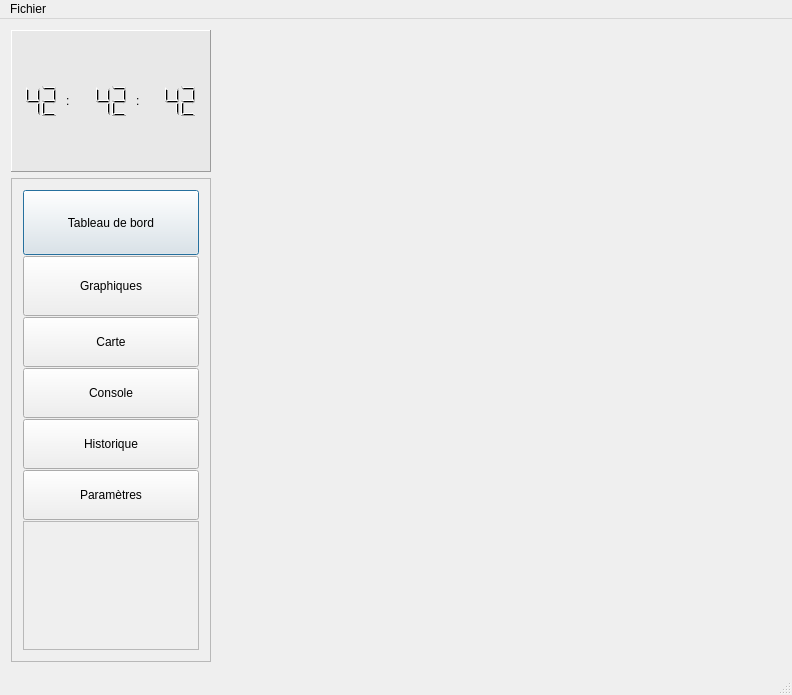
Before: the Qt Designer form FenPrincipale.ui in mjc-ermont/Cookie-Logger, drawn with Qt 5.
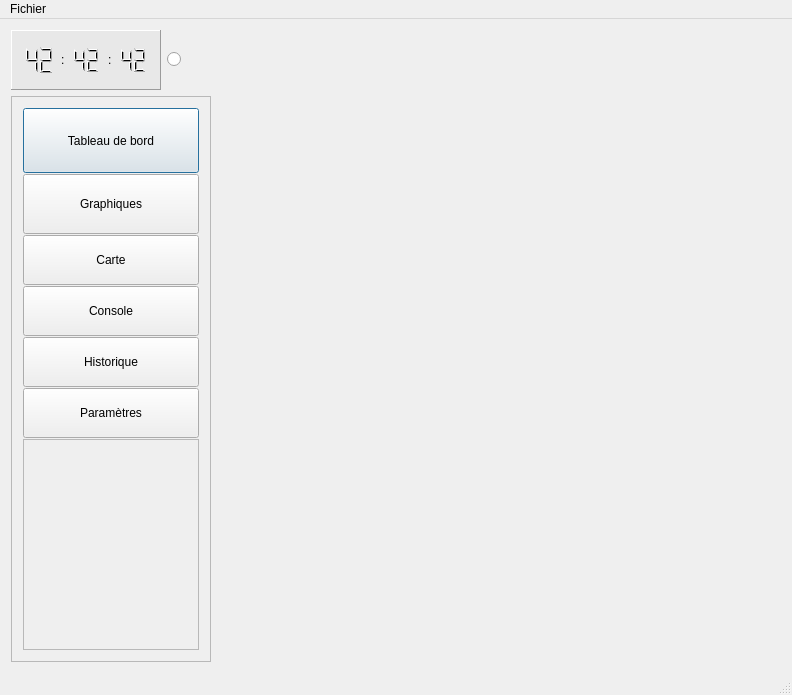
After: the same form once the commit is applied. The open tabs and pages were chosen to show the change.

```diff
--- a/FenPrincipale.ui
+++ b/FenPrincipale.ui
@@ -19,19 +19,19 @@
   <widget class="QWidget" name="widgetCentral">
    <layout class="QGridLayout" name="gridLayout_4">
     <item row="0" column="0">
-     <layout class="QGridLayout" name="gridLayout_2" rowstretch="1,0" columnstretch="1,0,0">
+     <layout class="QGridLayout" name="gridLayout_2" rowstretch="5,0" columnstretch="1,0,0,0">
       <item row="0" column="0">
        <widget class="QFrame" name="frame_2">
         <property name="minimumSize">
          <size>
           <width>0</width>
-          <height>142</height>
+          <height>60</height>
          </size>
         </property>
         <property name="maximumSize">
          <size>
-          <width>200</width>
-          <height>16777215</height>
+          <width>150</width>
+          <height>60</height>
          </size>
         </property>
         <property name="autoFillBackground">
@@ -125,158 +125,10 @@
         </layout>
        </widget>
       </item>
-      <item row="1" column="0">
-       <widget class="QFrame" name="frame">
-        <property name="sizePolicy">
-         <sizepolicy hsizetype="Preferred" vsizetype="Preferred">
-          <horstretch>0</horstretch>
-          <verstretch>0</verstretch>
-         </sizepolicy>
-        </property>
-        <property name="minimumSize">
-         <size>
-          <width>0</width>
-          <height>0</height>
-         </size>
-        </property>
-        <property name="maximumSize">
-         <size>
-          <width>200</width>
-          <height>16777215</height>
-         </size>
-        </property>
-        <property name="frameShape">
-         <enum>QFrame::StyledPanel</enum>
-        </property>
-        <property name="frameShadow">
-         <enum>QFrame::Raised</enum>
-        </property>
-        <layout class="QVBoxLayout" name="verticalLayout" stretch="1,0,0,1,1,0,15">
-         <property name="spacing">
-          <number>1</number>
-         </property>
-         <item>
-          <widget class="QPushButton" name="b_tb">
-           <property name="sizePolicy">
-            <sizepolicy hsizetype="Preferred" vsizetype="Preferred">
-             <horstretch>0</horstretch>
-             <verstretch>0</verstretch>
-            </sizepolicy>
-           </property>
-           <property name="minimumSize">
-            <size>
-             <width>85</width>
-             <height>65</height>
-            </size>
-           </property>
-           <property name="autoFillBackground">
-            <bool>false</bool>
-           </property>
-           <property name="text">
-            <string>Tableau de bord</string>
-           </property>
-           <property name="autoDefault">
-            <bool>false</bool>
-           </property>
-           <property name="default">
-            <bool>true</bool>
-           </property>
-           <property name="flat">
-            <bool>false</bool>
-           </property>
-          </widget>
-         </item>
-         <item>
-          <widget class="QPushButton" name="b_graph">
-           <property name="minimumSize">
-            <size>
-             <width>85</width>
-             <height>60</height>
-            </size>
-           </property>
-           <property name="text">
-            <string>Graphiques</string>
-           </property>
-          </widget>
-         </item>
-         <item>
-          <widget class="QPushButton" name="b_carte">
-           <property name="minimumSize">
-            <size>
-             <width>0</width>
-             <height>50</height>
-            </size>
-           </property>
-           <property name="text">
-            <string>Carte</string>
-           </property>
-          </widget>
-         </item>
-         <item>
-          <widget class="QPushButton" name="b_console">
-           <property name="sizePolicy">
-            <sizepolicy hsizetype="Preferred" vsizetype="Preferred">
-             <horstretch>0</horstretch>
-             <verstretch>0</verstretch>
-            </sizepolicy>
-           </property>
-           <property name="minimumSize">
-            <size>
-             <width>85</width>
-             <height>50</height>
-            </size>
-           </property>
-           <property name="text">
-            <string>Console</string>
-           </property>
-          </widget>
-         </item>
-         <item>
-          <widget class="QPushButton" name="b_table">
-           <property name="sizePolicy">
-            <sizepolicy hsizetype="Preferred" vsizetype="Preferred">
-             <horstretch>0</horstretch>
-             <verstretch>0</verstretch>
-            </sizepolicy>
-           </property>
-           <property name="minimumSize">
-            <size>
-             <width>85</width>
-             <height>50</height>
-            </size>
-           </property>
-           <property name="text">
-            <string>Historique</string>
-           </property>
-          </widget>
-         </item>
-         <item>
-          <widget class="QPushButton" name="b_param">
-           <property name="minimumSize">
-            <size>
-             <width>85</width>
-             <height>50</height>
-            </size>
-           </property>
-           <property name="text">
-            <string>Paramètres</string>
-           </property>
-          </widget>
-         </item>
-         <item>
-          <widget class="QTextBrowser" name="textBrowser_4">
-           <property name="enabled">
-            <bool>false</bool>
-           </property>
-          </widget>
-         </item>
-        </layout>
-       </widget>
-      </item>
-      <item row="0" column="1" colspan="2">
+      <item row="0" column="2" colspan="2">
        <layout class="QVBoxLayout" name="chronolayout"/>
       </item>
-      <item row="1" column="1" colspan="2">
+      <item row="1" column="2" colspan="2">
        <widget class="QStackedWidget" name="stack">
         <property name="currentIndex">
          <number>3</number>
@@ -502,6 +354,164 @@
         </widget>
        </widget>
       </item>
+      <item row="0" column="1">
+       <widget class="QRadioButton" name="indicator_rx">
+        <property name="text">
+         <string/>
+        </property>
+        <property name="checkable">
+         <bool>true</bool>
+        </property>
+       </widget>
+      </item>
+      <item row="1" column="0" colspan="2">
+       <widget class="QFrame" name="frame">
+        <property name="sizePolicy">
+         <sizepolicy hsizetype="Preferred" vsizetype="Preferred">
+          <horstretch>0</horstretch>
+          <verstretch>0</verstretch>
+         </sizepolicy>
+        </property>
+        <property name="minimumSize">
+         <size>
+          <width>0</width>
+          <height>0</height>
+         </size>
+        </property>
+        <property name="maximumSize">
+         <size>
+          <width>200</width>
+          <height>16777215</height>
+         </size>
+        </property>
+        <property name="frameShape">
+         <enum>QFrame::StyledPanel</enum>
+        </property>
+        <property name="frameShadow">
+         <enum>QFrame::Raised</enum>
+        </property>
+        <layout class="QVBoxLayout" name="verticalLayout" stretch="1,0,0,1,1,0,15">
+         <property name="spacing">
+          <number>1</number>
+         </property>
+         <item>
+          <widget class="QPushButton" name="b_tb">
+           <property name="sizePolicy">
+            <sizepolicy hsizetype="Preferred" vsizetype="Preferred">
+             <horstretch>0</horstretch>
+             <verstretch>0</verstretch>
+            </sizepolicy>
+           </property>
+           <property name="minimumSize">
+            <size>
+             <width>85</width>
+             <height>65</height>
+            </size>
+           </property>
+           <property name="autoFillBackground">
+            <bool>false</bool>
+           </property>
+           <property name="text">
+            <string>Tableau de bord</string>
+           </property>
+           <property name="autoDefault">
+            <bool>false</bool>
+           </property>
+           <property name="default">
+            <bool>true</bool>
+           </property>
+           <property name="flat">
+            <bool>false</bool>
+           </property>
+          </widget>
+         </item>
+         <item>
+          <widget class="QPushButton" name="b_graph">
+           <property name="minimumSize">
+            <size>
+             <width>85</width>
+             <height>60</height>
+            </size>
+           </property>
+           <property name="text">
+            <string>Graphiques</string>
+           </property>
+          </widget>
+         </item>
+         <item>
+          <widget class="QPushButton" name="b_carte">
+           <property name="minimumSize">
+            <size>
+             <width>0</width>
+             <height>50</height>
+            </size>
+           </property>
+           <property name="text">
+            <string>Carte</string>
+           </property>
+          </widget>
+         </item>
+         <item>
+          <widget class="QPushButton" name="b_console">
+           <property name="sizePolicy">
+            <sizepolicy hsizetype="Preferred" vsizetype="Preferred">
+             <horstretch>0</horstretch>
+             <verstretch>0</verstretch>
+            </sizepolicy>
+           </property>
+           <property name="minimumSize">
+            <size>
+             <width>85</width>
+             <height>50</height>
+            </size>
+           </property>
+           <property name="text">
+            <string>Console</string>
+           </property>
+          </widget>
+         </item>
+         <item>
+          <widget class="QPushButton" name="b_table">
+           <property name="sizePolicy">
+            <sizepolicy hsizetype="Preferred" vsizetype="Preferred">
+             <horstretch>0</horstretch>
+             <verstretch>0</verstretch>
+            </sizepolicy>
+           </property>
+           <property name="minimumSize">
+            <size>
+             <width>85</width>
+             <height>50</height>
+            </size>
+           </property>
+           <property name="text">
+            <string>Historique</string>
+           </property>
+          </widget>
+         </item>
+         <item>
+          <widget class="QPushButton" name="b_param">
+           <property name="minimumSize">
+            <size>
+             <width>85</width>
+             <height>50</height>
+            </size>
+           </property>
+           <property name="text">
+            <string>Paramètres</string>
+           </property>
+          </widget>
+         </item>
+         <item>
+          <widget class="QTextBrowser" name="textBrowser_4">
+           <property name="enabled">
+            <bool>false</bool>
+           </property>
+          </widget>
+         </item>
+        </layout>
+       </widget>
+      </item>
      </layout>
     </item>
    </layout>
```
Left out of the diff: 2 changed lines with no effect on the pictures.
